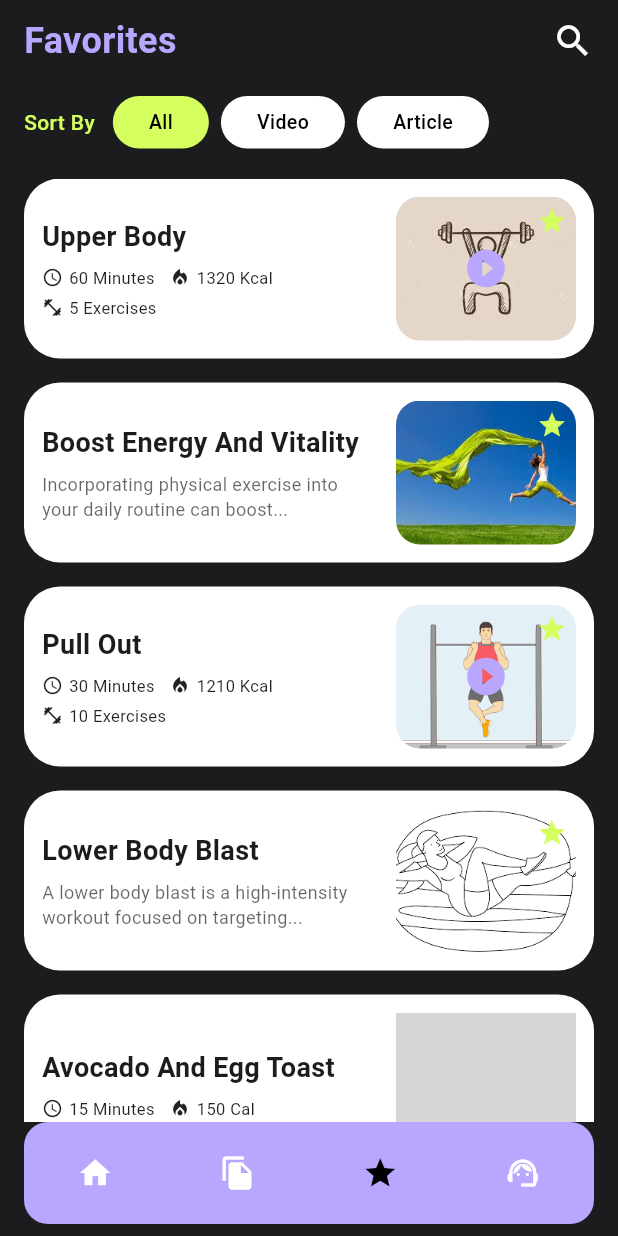
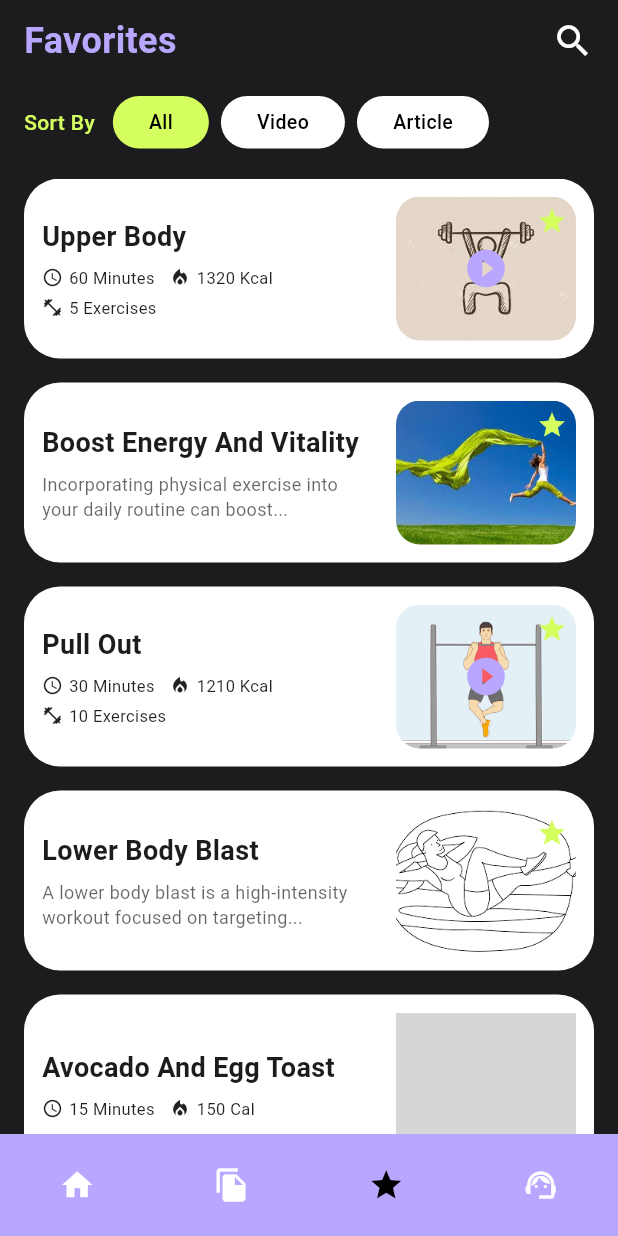
Before and after one commit to Maxd-m/figma_fitapp, a Flutter app: the Favorites screen opened by its route, on a phone screen of 412 x 824 dp. Run offline on Flutter 3.47's test engine with Material 3 defaults, Android fonts, the phone set to English and light mode, and no system bars; grey boxes are pictures that could not be loaded.

Commit message:
bottombar with fullwidth

```diff
--- a/lib/screens/favorites.dart
+++ b/lib/screens/favorites.dart
@@ -9,6 +9,7 @@ class Favorites extends StatelessWidget {
   Widget build(BuildContext context) {
     return Scaffold(
       backgroundColor: const Color(0xFF1C1C1E),
+      bottomNavigationBar: AppBottomBar(activeTab: BottomTab.favorites),
       body: SafeArea(
         child: Padding(
           padding: const EdgeInsets.symmetric(horizontal: 16),
@@ -21,9 +22,6 @@ class Favorites extends StatelessWidget {
               _buildFilters(),
               const SizedBox(height: 20),
               Expanded(child: _buildFavoritesList()),
-              // El BottomBar lo dejamos fuera del padding si prefieres que ocupe todo el ancho
-              AppBottomBar(activeTab: BottomTab.favorites),
-              const SizedBox(height: 8),
             ],
           ),
         ),
--- a/lib/screens/home.dart
+++ b/lib/screens/home.dart
@@ -11,7 +11,7 @@ class Home extends StatelessWidget {
     return Scaffold(
       backgroundColor: const Color(0xFF1C1C1E),
       bottomNavigationBar: Container(
-        padding: const EdgeInsets.symmetric(horizontal: 16, vertical: 8),
+        // padding: const EdgeInsets.symmetric(horizontal: 16, vertical: 8),
         color: const Color(0xFF1C1C1E), // Mismo color de fondo
         child: AppBottomBar(activeTab: BottomTab.home),
       ),
--- a/lib/widgets/app_bottom_bar.dart
+++ b/lib/widgets/app_bottom_bar.dart
@@ -15,10 +15,11 @@ class AppBottomBar extends StatelessWidget {
   @override
   Widget build(BuildContext context) {
     return Container(
+      width: double.infinity,
       padding: const EdgeInsets.symmetric(vertical: 10),
       decoration: BoxDecoration(
         color: const Color(0xFFB8A6FF),
-        borderRadius: BorderRadius.circular(16),
+        // borderRadius: BorderRadius.circular(16),
       ),
       child: Row(
         mainAxisAlignment: MainAxisAlignment.spaceAround,
```
